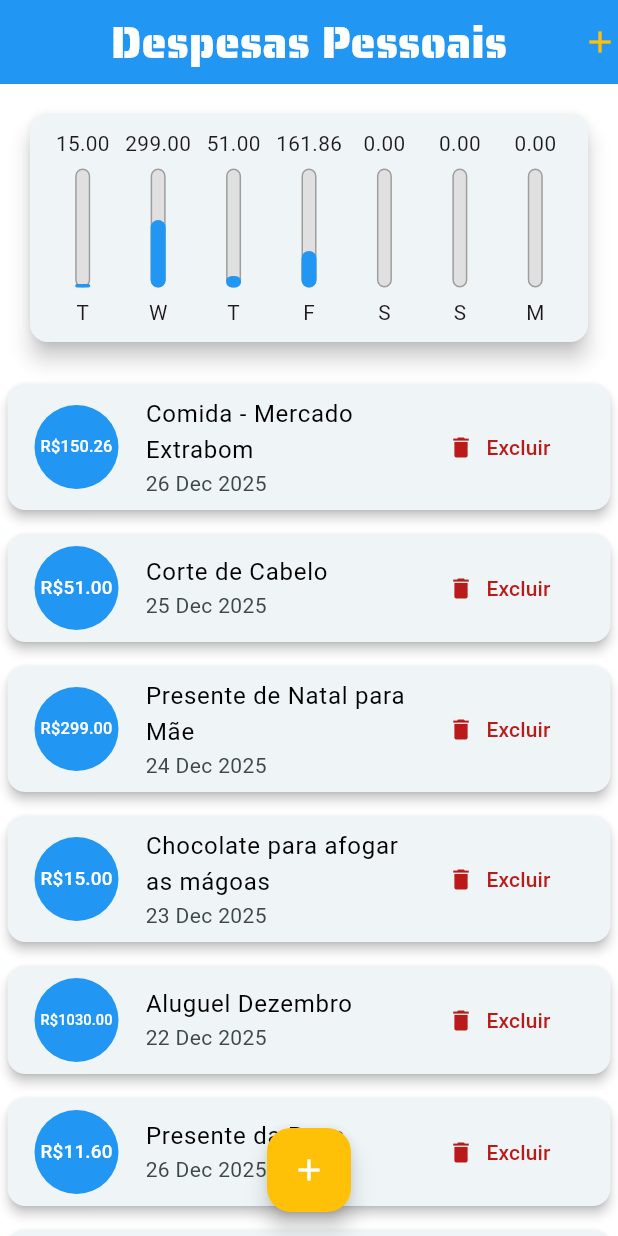
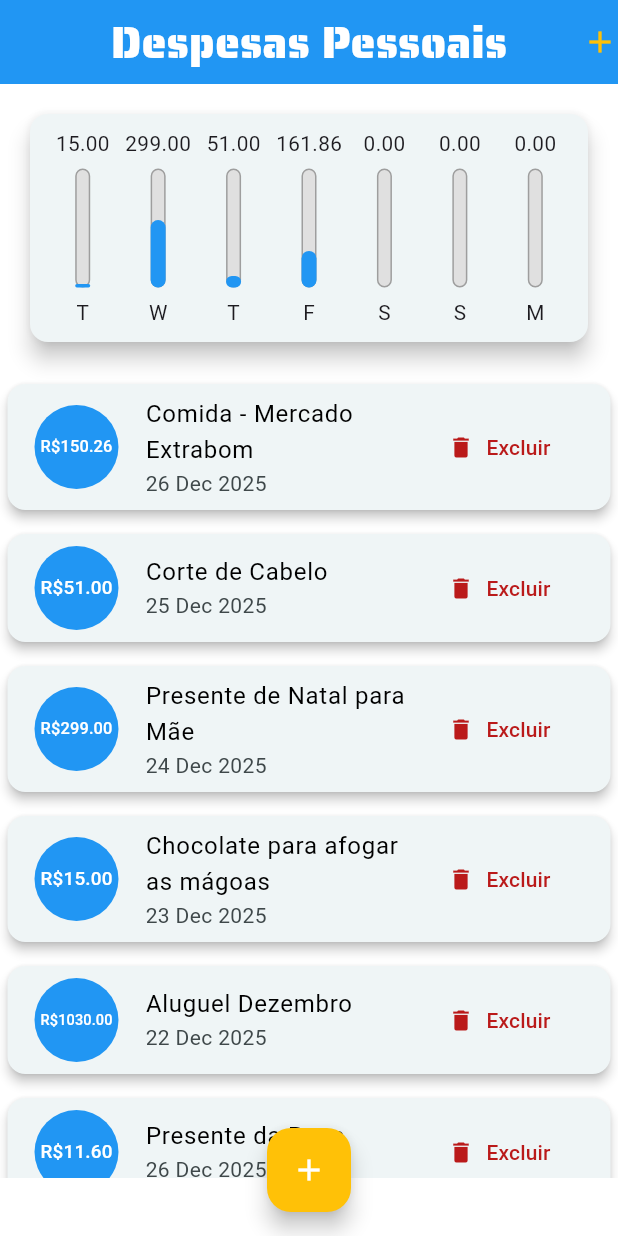
Before and after one commit to robzerbo/personal_expenses_project, a Flutter app: the screen it shows after launch, on a phone screen of 412 x 824 dp. Run offline on Flutter 3.47's test engine with Material 3 defaults, Android fonts, the phone set to English and light mode, and no system bars.

Commit message:
melhorando o codigo

```diff
--- /dev/null
+++ b/lib/components/transaction_item.dart
@@ -0,0 +1,68 @@
+import 'package:flutter/material.dart';
+import 'package:personal_expenses_project/models/transaction.dart';
+import 'package:intl/intl.dart' ;
+
+class TransactionItem extends StatelessWidget {
+  const TransactionItem({
+    super.key,
+    required this.tr,
+    required this.onRemoved,
+  });
+
+  final Transaction tr;
+  final void Function(String) onRemoved;
+
+  @override
+  Widget build(BuildContext context) {
+    return Card(
+      elevation: 3,
+      margin: EdgeInsets.symmetric(
+        vertical: 8,
+        horizontal: 5,
+      ),
+      child: ListTile(
+        leading: CircleAvatar(
+          backgroundColor: Theme.of(context).colorScheme.primary,
+          radius: 30,
+          child: Padding(
+            padding: const EdgeInsets.all(6.0),
+            child: FittedBox(
+              child: Text(
+                "R\$${tr.value.toStringAsFixed(2)}",
+                style: TextStyle(
+                  color: Theme.of(context).appBarTheme.foregroundColor
+                ),
+              )
+            ),
+          ),
+        ),
+        title: Text(
+          tr.title,
+          style: TextStyle(
+            color: Theme.of(context).colorScheme.onSurface,
+            // fontWeight:
+          ),
+        ),
+        subtitle: Text(DateFormat('d MMM y').format(tr.date)),
+        trailing:
+        MediaQuery.of(context).size.width > 375 ?
+        TextButton.icon(
+          onPressed: ()=> onRemoved(tr.id),
+          icon: Icon(Icons.delete, color: Theme.of(context).colorScheme.error),
+          label: Text(
+            "Excluir",
+            style: TextStyle(
+              color: Theme.of(context).colorScheme.error
+            ),
+          ),
+        )
+        :
+        IconButton(
+          onPressed: ()=> onRemoved(tr.id),
+          icon: const Icon(Icons.delete),
+          color: Theme.of(context).colorScheme.error,
+        ),
+      ),
+    );
+  }
+}
--- a/lib/components/transaction_list.dart
+++ b/lib/components/transaction_list.dart
@@ -1,6 +1,6 @@
 import 'package:flutter/material.dart';
+import 'package:personal_expenses_project/components/transaction_item.dart';
 import 'package:personal_expenses_project/models/transaction.dart';
-import 'package:intl/intl.dart' ;
 
 class TransactionList extends StatelessWidget {
   final List<Transaction> transactions;
@@ -15,56 +15,7 @@ class TransactionList extends StatelessWidget {
         itemCount: transactions.length,
         itemBuilder: (ctx, index){
           final tr = transactions[index];
-          return Card(
-            elevation: 3,
-            margin: EdgeInsets.symmetric(
-              vertical: 8,
-              horizontal: 5,
-            ),
-            child: ListTile(
-              leading: CircleAvatar(
-                backgroundColor: Theme.of(context).colorScheme.primary,
-                radius: 30,
-                child: Padding(
-                  padding: const EdgeInsets.all(6.0),
-                  child: FittedBox(
-                    child: Text(
-                      "R\$${tr.value.toStringAsFixed(2)}",
-                      style: TextStyle(
-                        color: Theme.of(context).appBarTheme.foregroundColor
-                      ),
-                    )
-                  ),
-                ),
-              ),
-              title: Text(
-                tr.title,
-                style: TextStyle(
-                  color: Theme.of(context).colorScheme.onSurface,
-                  // fontWeight:
-                ),
-              ),
-              subtitle: Text(DateFormat('d MMM y').format(tr.date)),
-              trailing:
-              MediaQuery.of(context).size.width > 375 ?
-              TextButton.icon(
-                onPressed: ()=> onRemoved(tr.id),
-                icon: Icon(Icons.delete, color: Theme.of(context).colorScheme.error),
-                label: Text(
-                  "Excluir",
-                  style: TextStyle(
-                    color: Theme.of(context).colorScheme.error
-                  ),
-                ),
-              )
-              :
-              IconButton(
-                onPressed: ()=> onRemoved(tr.id),
-                icon: Icon(Icons.delete),
-                color: Theme.of(context).colorScheme.error,
-              ),
-            ),
-          );
+          return TransactionItem(tr: tr, onRemoved: onRemoved);
         },
         // return Card(
           //   elevation: 2,
--- a/lib/main.dart
+++ b/lib/main.dart
@@ -173,7 +173,7 @@ class _MyHomePageState extends State<MyHomePage> {
                 child: Chart(recentTransactions: _recentTransactions)) ,
             if(!_showChart || !isLandScape)
               SizedBox(
-                height: availabelHeight * (isLandScape ? 1 : 0.75),
+                height: availabelHeight * (isLandScape ? 1 : 0.70),
                 child: TransactionList(transactions: _transactions, onRemoved: _removeTransaction)),
           ],
         ),
```
